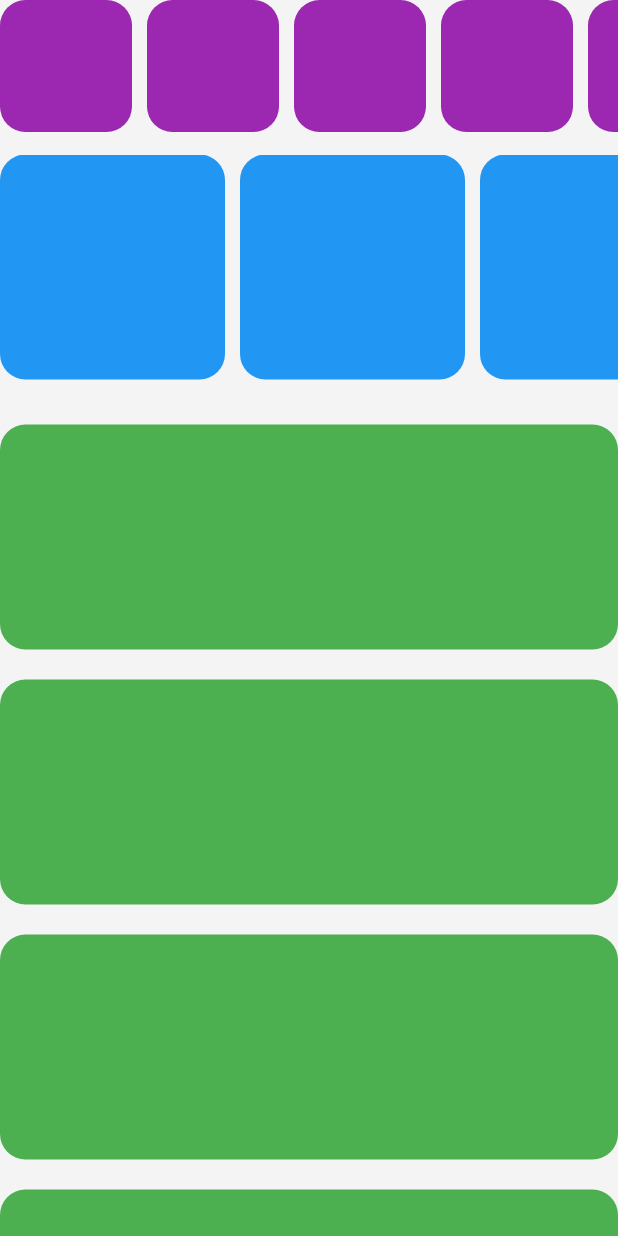
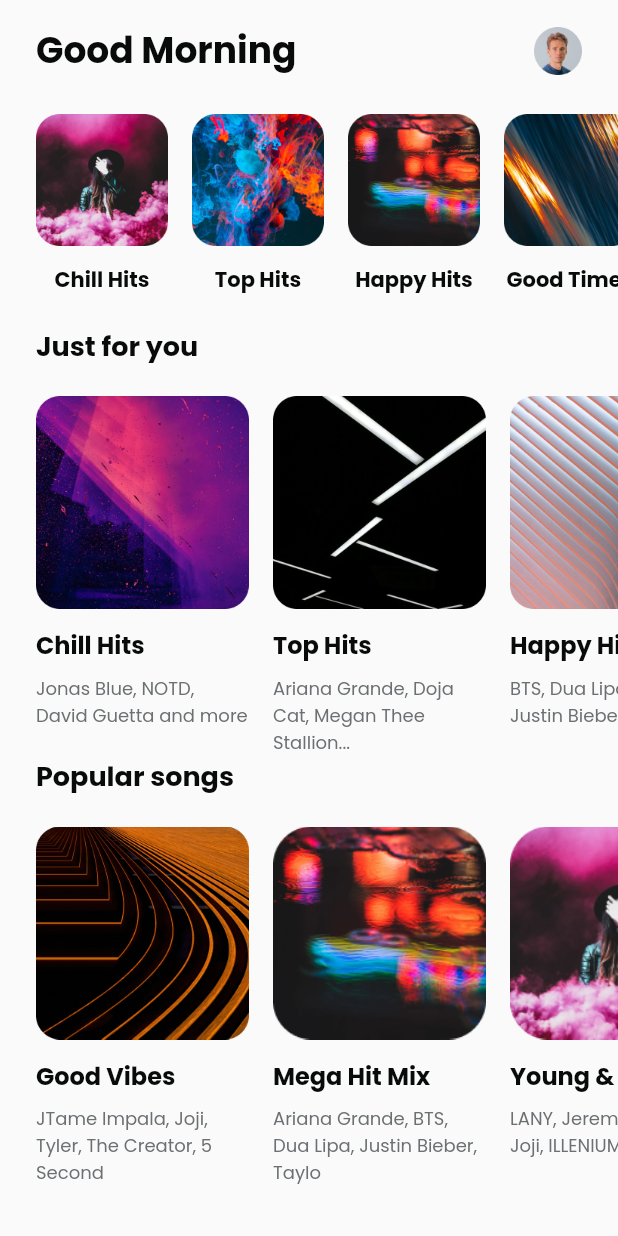
Before and after one commit to MuhammadBagja17/Pert5Slice, a Flutter app: the screen it shows after launch, on a phone screen of 412 x 824 dp. Run offline on Flutter 3.47's test engine with Material 2 defaults, Android fonts, the phone set to English and light mode, and no system bars; our stand-ins replace google_fonts.

Commit message:
upgrade page

```diff
--- a/lib/main.dart
+++ b/lib/main.dart
@@ -1,5 +1,6 @@
 import 'package:flutter/material.dart';
 import 'package:pert5slice/page/home.page.dart';
+import 'package:pert5slice/page/main-page.dart';
 
 void main() {
   runApp(const MyApp());
@@ -17,7 +18,7 @@ class MyApp extends StatelessWidget {
       theme: ThemeData(
         primarySwatch: Colors.blue,
       ),
-      home: const HomePage(),
+      home: const MainPage(),
     );
   }
 }
--- a/lib/page/home.page.dart
+++ b/lib/page/home.page.dart
@@ -29,7 +29,7 @@ class HomePage extends StatelessWidget {
       return Container(
         height: 150,
         width: double.infinity,
-        margin: const EdgeInsets.only(top: 20),
+        margin: const EdgeInsets.only(top: 10),
         decoration: BoxDecoration(
             color: Colors.green, borderRadius: BorderRadius.circular(17)),
       );
@@ -79,8 +79,6 @@ class HomePage extends StatelessWidget {
               kotakHijau(),
               kotakHijau(),
               kotakHijau(),
-              kotakHijau(),
-              kotakHijau(),
             ],
           ),
         ),
--- /dev/null
+++ b/lib/page/main-page.dart
@@ -0,0 +1,243 @@
+import 'package:flutter/material.dart';
+import 'package:google_fonts/google_fonts.dart';
+
+class MainPage extends StatelessWidget {
+  const MainPage({super.key});
+
+  @override
+  Widget build(BuildContext context) {
+    Widget header() {
+      return Container(
+        margin: const EdgeInsets.symmetric(horizontal: 24),
+        child: Row(
+          mainAxisAlignment: MainAxisAlignment.spaceBetween,
+          children: [
+            Text(
+              "Good Morning",
+              style: GoogleFonts.poppins(
+                  fontSize: 24,
+                  fontWeight: FontWeight.w700,
+                  color: const Color(0xff090A0A)),
+            ),
+            Container(
+              width: 32,
+              height: 32,
+              decoration: const BoxDecoration(
+                  image: DecorationImage(
+                      image: AssetImage("assets/img-avatar.png"))),
+            )
+          ],
+        ),
+      );
+    }
+
+    Widget musicHeader() {
+      Widget musicCard(String img, String text) {
+        return Container(
+          margin: const EdgeInsets.only(right: 16),
+          child: Column(
+            children: [
+              Container(
+                width: 88,
+                height: 88,
+                decoration: BoxDecoration(
+                    image: DecorationImage(image: AssetImage(img))),
+              ),
+              const SizedBox(
+                height: 12,
+              ),
+              Text(
+                text,
+                style: GoogleFonts.poppins(
+                    fontSize: 14,
+                    fontWeight: FontWeight.w700,
+                    color: const Color(0xff090A0A)),
+              ),
+            ],
+          ),
+        );
+      }
+
+      return SingleChildScrollView(
+        scrollDirection: Axis.horizontal,
+        child: Row(
+          children: [
+            const SizedBox(
+              width: 24,
+            ),
+            musicCard("assets/img-music11.png", "Chill Hits"),
+            musicCard("assets/img-music12.png", "Top Hits"),
+            musicCard("assets/img-music13.png", "Happy Hits"),
+            musicCard("assets/img-music14.png", "Good Times")
+          ],
+        ),
+      );
+    }
+
+    Widget musicPlay() {
+      Widget musicCard(String img, String text, String subtext) {
+        return Container(
+          width: 142,
+          margin: const EdgeInsets.only(right: 16),
+          child: Column(
+            crossAxisAlignment: CrossAxisAlignment.start,
+            children: [
+              const SizedBox(
+                height: 20,
+              ),
+              Container(
+                width: 142,
+                height: 142,
+                decoration: BoxDecoration(
+                    image: DecorationImage(image: AssetImage(img))),
+              ),
+              const SizedBox(
+                height: 12,
+              ),
+              Text(
+                text,
+                style: GoogleFonts.poppins(
+                    fontSize: 16,
+                    fontWeight: FontWeight.w700,
+                    color: const Color(0xff090A0A)),
+              ),
+              const SizedBox(
+                height: 8,
+              ),
+              Text(
+                subtext,
+                style: GoogleFonts.poppins(
+                    fontSize: 12, color: const Color(0xff6C7072)),
+              ),
+            ],
+          ),
+        );
+      }
+
+      return Column(
+        crossAxisAlignment: CrossAxisAlignment.start,
+        children: [
+          Container(
+            margin: const EdgeInsets.only(left: 24),
+            child: Text("Just for you",
+                style: GoogleFonts.poppins(
+                    fontSize: 18,
+                    fontWeight: FontWeight.w700,
+                    color: const Color(0xff090A0A))),
+          ),
+          SingleChildScrollView(
+            scrollDirection: Axis.horizontal,
+            child: Row(
+              crossAxisAlignment: CrossAxisAlignment.start,
+              children: [
+                const SizedBox(
+                  width: 24,
+                ),
+                musicCard("assets/img-music21.png", "Chill Hits",
+                    "Jonas Blue, NOTD, David Guetta and more"),
+                musicCard("assets/img-music22.png", "Top Hits",
+                    "Ariana Grande, Doja Cat, Megan Thee Stallion..."),
+                musicCard("assets/img-music23.png", "Happy Hits",
+                    "BTS, Dua Lipa, Malone, Justin Bieber and more")
+              ],
+            ),
+          ),
+        ],
+      );
+    }
+
+    Widget musicPopular() {
+      Widget musicCard(String img, String text, String subtext) {
+        return Container(
+          width: 142,
+          margin: const EdgeInsets.only(right: 16),
+          child: Column(
+            crossAxisAlignment: CrossAxisAlignment.start,
+            children: [
+              const SizedBox(
+                height: 20,
+              ),
+              Container(
+                width: 142,
+                height: 142,
+                decoration: BoxDecoration(
+                    image: DecorationImage(image: AssetImage(img))),
+              ),
+              const SizedBox(
+                height: 12,
+              ),
+              Text(
+                text,
+                style: GoogleFonts.poppins(
+                    fontSize: 16,
+                    fontWeight: FontWeight.w700,
+                    color: const Color(0xff090A0A)),
+              ),
+              const SizedBox(
+                height: 8,
+              ),
+              Text(
+                subtext,
+                style: GoogleFonts.poppins(
+                    fontSize: 12, color: const Color(0xff6C7072)),
+              ),
+            ],
+          ),
+        );
+      }
+
+      return Column(
+        crossAxisAlignment: CrossAxisAlignment.start,
+        children: [
+          Container(
+            margin: const EdgeInsets.only(left: 24),
+            child: Text("Popular songs",
+                style: GoogleFonts.poppins(
+                    fontSize: 18,
+                    fontWeight: FontWeight.w700,
+                    color: const Color(0xff090A0A))),
+          ),
+          SingleChildScrollView(
+            scrollDirection: Axis.horizontal,
+            child: Row(
+              crossAxisAlignment: CrossAxisAlignment.start,
+              children: [
+                const SizedBox(
+                  width: 24,
+                ),
+                musicCard("assets/img-music33.png", "Good Vibes",
+                    "JTame Impala, Joji, Tyler, The Creator, 5 Second"),
+                musicCard("assets/img-music13.png", "Mega Hit Mix",
+                    "Ariana Grande, BTS, Dua Lipa, Justin Bieber, Taylo"),
+                musicCard("assets/img-music11.png", "Young & Free",
+                    "LANY, Jeremy Zucker, Joji, ILLENIUM, Glass A...")
+              ],
+            ),
+          ),
+        ],
+      );
+    }
+
+    return Scaffold(
+        body: SafeArea(
+            child: SingleChildScrollView(
+                child: Column(
+      crossAxisAlignment: CrossAxisAlignment.start,
+      children: [
+        const SizedBox(
+          height: 16,
+        ),
+        header(),
+        const SizedBox(
+          height: 24,
+        ),
+        musicHeader(),
+        const SizedBox(
+          height: 20,
+        ),
+        musicPlay(),
+        musicPopular()
+      ],
+    ))));
+  }
+}
--- a/pubspec.yaml
+++ b/pubspec.yaml
@@ -35,6 +35,7 @@ dependencies:
   # The following adds the Cupertino Icons font to your application.
   # Use with the CupertinoIcons class for iOS style icons.
   cupertino_icons: ^1.0.2
+  google_fonts: ^4.0.3
 
 dev_dependencies:
   flutter_test:
@@ -59,7 +60,9 @@ flutter:
   uses-material-design: true
 
   # To add assets to your application, add an assets section, like this:
-  # assets:
+  assets:
+  - assets/
+
   #   - images/a_dot_burr.jpeg
   #   - images/a_dot_ham.jpeg
 
```
Also changed, not shown: assets/img-avatar.png (added), assets/img-music11.png (added), assets/img-music12.png (added), assets/img-music13.png (added), assets/img-music14.png (added), assets/img-music21.png (added), assets/img-music22.png (added), assets/img-music23.png (added), assets/img-music33.png (added), pubspec.lock, 1 other file.
